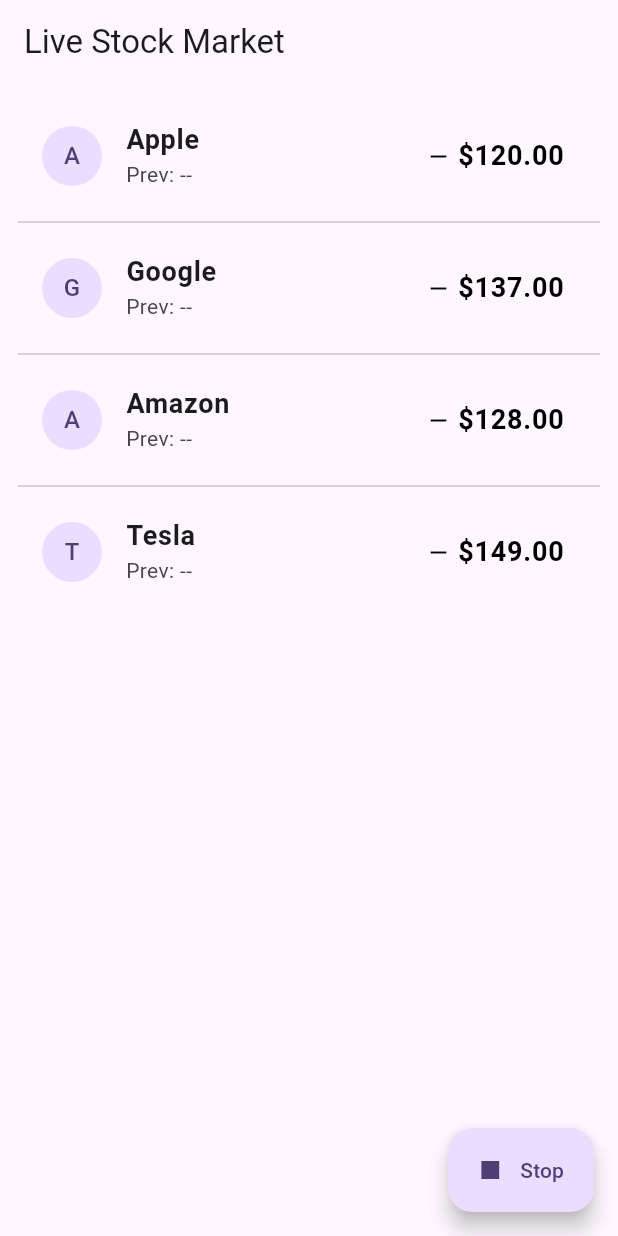
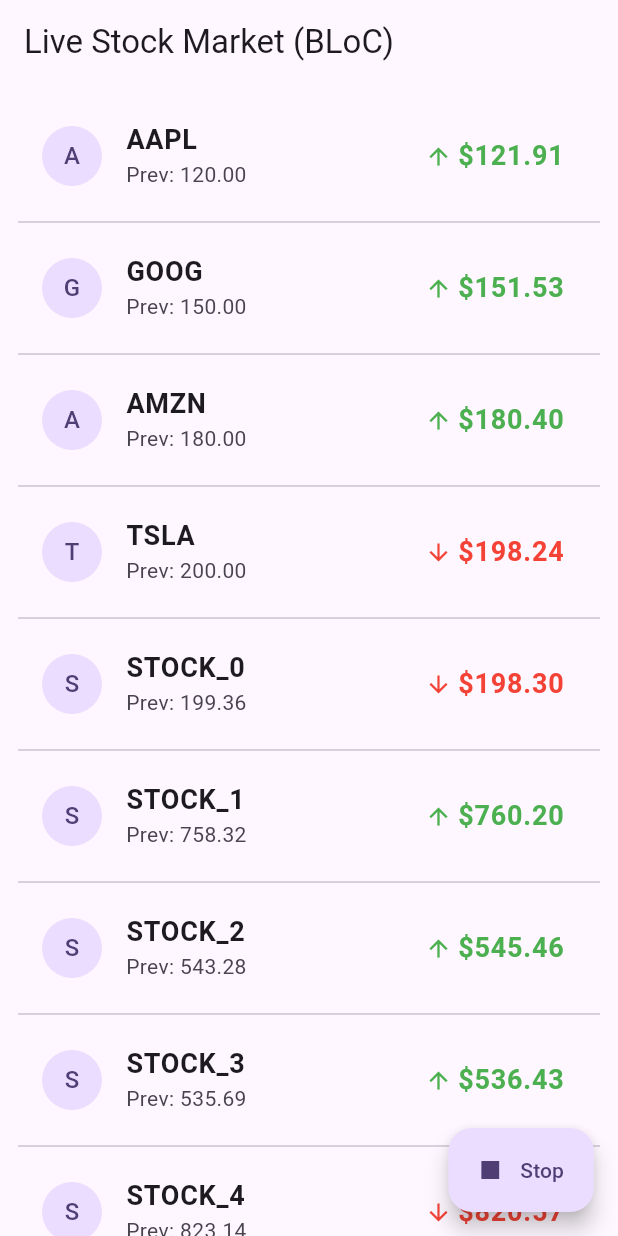
Before and after one commit to kunal-saigal-coditas/flutter_mobx_demo, a Flutter app: the screen it shows after launch, after a tap on "Start", on a phone screen of 412 x 824 dp. Run offline on Flutter 3.47's test engine with Material 3 defaults, Android fonts, the phone set to English and light mode, and no system bars; our stand-ins replace flutter_bloc, flutter_mobx, mobx; generated files the repository leaves out were written again.

Commit message:
added stock screen with bloc and stock screen with mobX

```diff
--- a/lib/main.dart
+++ b/lib/main.dart
@@ -1,6 +1,7 @@
 import 'package:flutter/material.dart';
 import 'package:flutter_mobx_demo/notes_page/notes_page.dart';
 import 'package:flutter_mobx_demo/stock_page/stock_page.dart';
+import 'package:flutter_mobx_demo/stock_page_with_bloc/stock_page_with_bloc.dart';
 import 'package:flutter_mobx_demo/stream_page/stream_page.dart';
 
 void main() {
@@ -17,7 +18,7 @@
       theme: ThemeData(
         colorScheme: ColorScheme.fromSeed(seedColor: Colors.deepPurple),
       ),
-      home: StockScreen(),
+      home: StockScreenWithBloc(),
     );
   }
 }
--- a/lib/stock_page/stock_page.dart
+++ b/lib/stock_page/stock_page.dart
@@ -1,5 +1,6 @@
 import 'package:flutter/material.dart';
 import 'package:flutter_mobx/flutter_mobx.dart';
+import 'package:flutter_mobx_demo/stock_page/stock_price_widget.dart';
 import 'package:flutter_mobx_demo/stock_page/stock_store/stock_store.dart';
 
 class StockScreen extends StatefulWidget {
@@ -18,20 +19,6 @@
     super.dispose();
   }
 
-  Color _getPriceColor(double? prev, double curr) {
-    if (prev == null) return Colors.black;
-    if (curr > prev) return Colors.green;
-    if (curr < prev) return Colors.red;
-    return Colors.black;
-  }
-
-  IconData _getTrendIcon(double? prev, double curr) {
-    if (prev == null) return Icons.remove;
-    if (curr > prev) return Icons.arrow_upward;
-    if (curr < prev) return Icons.arrow_downward;
-    return Icons.remove;
-  }
-
   @override
   Widget build(BuildContext context) {
     return Scaffold(
@@ -47,15 +34,6 @@
             // each stock row reacts individually
             return Observer(
               builder: (_) {
-                final priceColor = _getPriceColor(
-                  stock.previousPrice,
-                  stock.currentPrice,
-                );
-                final trendIcon = _getTrendIcon(
-                  stock.previousPrice,
-                  stock.currentPrice,
-                );
-
                 return ListTile(
                   leading: CircleAvatar(child: Text(stock.symbol[0])),
                   title: Text(
@@ -68,21 +46,7 @@
                   subtitle: Text(
                     "Prev: ${stock.previousPrice?.toStringAsFixed(2) ?? "--"}",
                   ),
-                  trailing: Row(
-                    mainAxisSize: MainAxisSize.min,
-                    children: [
-                      Icon(trendIcon, color: priceColor, size: 18),
-                      const SizedBox(width: 4),
-                      Text(
-                        "\$${stock.currentPrice.toStringAsFixed(2)}",
-                        style: TextStyle(
-                          fontSize: 18,
-                          fontWeight: FontWeight.bold,
-                          color: priceColor,
-                        ),
-                      ),
-                    ],
-                  ),
+                  trailing: StockPriceWidget(stock: stock),
                 );
               },
             );
@@ -98,6 +62,7 @@
               store.stopStreaming();
             } else {
               store.startStreaming();
+              store.addManyStocks();
             }
           },
         ),
--- /dev/null
+++ b/lib/stock_page/stock_price_widget.dart
@@ -0,0 +1,54 @@
+import 'package:flutter/material.dart';
+import 'package:flutter_mobx/flutter_mobx.dart';
+import 'package:flutter_mobx_demo/stock_page/stock_store/stock_store.dart';
+
+class StockPriceWidget extends StatelessWidget {
+  final Stock stock;
+  const StockPriceWidget({super.key, required this.stock});
+
+  Color _getPriceColor(double? prev, double curr) {
+    if (prev == null) return Colors.black;
+    if (curr > prev) return Colors.green;
+    if (curr < prev) return Colors.red;
+    return Colors.black;
+  }
+
+  IconData _getTrendIcon(double? prev, double curr) {
+    if (prev == null) return Icons.remove;
+    if (curr > prev) return Icons.arrow_upward;
+    if (curr < prev) return Icons.arrow_downward;
+    return Icons.remove;
+  }
+
+  @override
+  Widget build(BuildContext context) {
+    return Observer(
+      builder: (_) {
+        final priceColor = _getPriceColor(
+          stock.previousPrice,
+          stock.currentPrice,
+        );
+        final trendIcon = _getTrendIcon(
+          stock.previousPrice,
+          stock.currentPrice,
+        );
+
+        return Row(
+          mainAxisSize: MainAxisSize.min,
+          children: [
+            Icon(trendIcon, color: priceColor, size: 18),
+            const SizedBox(width: 4),
+            Text(
+              "\$${stock.currentPrice.toStringAsFixed(2)}",
+              style: TextStyle(
+                fontSize: 18,
+                fontWeight: FontWeight.bold,
+                color: priceColor,
+              ),
+            ),
+          ],
+        );
+      },
+    );
+  }
+}
--- a/lib/stock_page/stock_store/stock_store.dart
+++ b/lib/stock_page/stock_store/stock_store.dart
@@ -59,6 +59,13 @@
     _subscription = stream.listen((_) {});
   }
 
+  @action
+  void addManyStocks() {
+    for (var i = 0; i < 500; i++) {
+      stocks.add(Stock("STOCK_$i", 100 + _random.nextDouble() * 900));
+    }
+  }
+
   /// Stop updates
   @action
   void stopStreaming() {
--- /dev/null
+++ b/lib/stock_page_with_bloc/bloc/stock_page_bloc.dart
@@ -0,0 +1,79 @@
+import 'dart:async';
+import 'dart:math';
+
+import 'package:flutter_bloc/flutter_bloc.dart';
+import 'package:flutter_mobx_demo/stock_page_with_bloc/model/stock_model.dart';
+
+part 'stock_page_event.dart';
+part 'stock_page_state.dart';
+
+// BLOC
+class StockBloc extends Bloc<StockEvent, StockState> {
+  final Random _random = Random();
+  StreamSubscription? _subscription;
+
+  StockBloc()
+    : super(
+        StockState(
+          stocks: [
+            StockModel(symbol: "AAPL", currentPrice: 120),
+            StockModel(symbol: "GOOG", currentPrice: 150),
+            StockModel(symbol: "AMZN", currentPrice: 180),
+            StockModel(symbol: "TSLA", currentPrice: 200),
+          ],
+          isStreaming: false,
+        ),
+      ) {
+    on<StartStockStream>(_onStart);
+    on<StopStockStream>(_onStop);
+    on<UpdateStockPrices>(_onUpdate);
+    on<AddManyStocks>(_onAddManyStocks);
+  }
+
+  void _onStart(StartStockStream event, Emitter<StockState> emit) {
+    if (state.isStreaming) return;
+    emit(state.copyWith(isStreaming: true));
+
+    _subscription = Stream.periodic(const Duration(seconds: 1)).listen((_) {
+      add(UpdateStockPrices());
+    });
+  }
+
+  void _onStop(StopStockStream event, Emitter<StockState> emit) {
+    _subscription?.cancel();
+    _subscription = null;
+    emit(state.copyWith(isStreaming: false));
+  }
+
+  void _onUpdate(UpdateStockPrices event, Emitter<StockState> emit) {
+    final updatedStocks = state.stocks.map((stock) {
+      final change = (_random.nextDouble() * 6) - 3; // -3 to +3
+      final newPrice = double.parse(
+        (stock.currentPrice + change).toStringAsFixed(2),
+      );
+      return stock.copyWith(
+        previousPrice: stock.currentPrice,
+        currentPrice: newPrice,
+      );
+    }).toList();
+
+    emit(state.copyWith(stocks: updatedStocks));
+  }
+
+  void _onAddManyStocks(AddManyStocks event, Emitter<StockState> emit) {
+    final newStocks = List.generate(
+      500,
+      (i) => StockModel(
+        symbol: "STOCK_$i",
+        currentPrice: 100 + _random.nextDouble() * 900,
+      ),
+    );
+    emit(state.copyWith(stocks: [...state.stocks, ...newStocks]));
+  }
+
+  @override
+  Future<void> close() {
+    _subscription?.cancel();
+    return super.close();
+  }
+}
--- /dev/null
+++ b/lib/stock_page_with_bloc/bloc/stock_page_event.dart
@@ -0,0 +1,11 @@
+part of 'stock_page_bloc.dart';
+
+abstract class StockEvent {}
+
+class StartStockStream extends StockEvent {}
+
+class StopStockStream extends StockEvent {}
+
+class UpdateStockPrices extends StockEvent {}
+
+class AddManyStocks extends StockEvent {}
--- /dev/null
+++ b/lib/stock_page_with_bloc/bloc/stock_page_state.dart
@@ -0,0 +1,15 @@
+part of 'stock_page_bloc.dart';
+
+class StockState {
+  final List<StockModel> stocks;
+  final bool isStreaming;
+
+  StockState({required this.stocks, required this.isStreaming});
+
+  StockState copyWith({List<StockModel>? stocks, bool? isStreaming}) {
+    return StockState(
+      stocks: stocks ?? this.stocks,
+      isStreaming: isStreaming ?? this.isStreaming,
+    );
+  }
+}
--- /dev/null
+++ b/lib/stock_page_with_bloc/model/stock_model.dart
@@ -0,0 +1,19 @@
+class StockModel {
+  final String symbol;
+  final double currentPrice;
+  final double? previousPrice;
+
+  StockModel({
+    required this.symbol,
+    required this.currentPrice,
+    this.previousPrice,
+  });
+
+  StockModel copyWith({double? currentPrice, double? previousPrice}) {
+    return StockModel(
+      symbol: symbol,
+      currentPrice: currentPrice ?? this.currentPrice,
+      previousPrice: previousPrice ?? this.previousPrice,
+    );
+  }
+}
--- /dev/null
+++ b/lib/stock_page_with_bloc/stock_page_with_bloc.dart
@@ -0,0 +1,97 @@
+import 'package:flutter/material.dart';
+import 'package:flutter_bloc/flutter_bloc.dart';
+import 'package:flutter_mobx_demo/stock_page_with_bloc/bloc/stock_page_bloc.dart';
+
+class StockScreenWithBloc extends StatelessWidget {
+  const StockScreenWithBloc({super.key});
+
+  Color _getPriceColor(double? prev, double curr) {
+    if (prev == null) return Colors.black;
+    if (curr > prev) return Colors.green;
+    if (curr < prev) return Colors.red;
+    return Colors.black;
+  }
+
+  IconData _getTrendIcon(double? prev, double curr) {
+    if (prev == null) return Icons.remove;
+    if (curr > prev) return Icons.arrow_upward;
+    if (curr < prev) return Icons.arrow_downward;
+    return Icons.remove;
+  }
+
+  @override
+  Widget build(BuildContext context) {
+    return BlocProvider(
+      create: (_) => StockBloc(),
+      child: Scaffold(
+        appBar: AppBar(title: const Text("Live Stock Market (BLoC)")),
+        body: BlocBuilder<StockBloc, StockState>(
+          builder: (context, state) {
+            return ListView.separated(
+              padding: const EdgeInsets.all(12),
+              itemCount: state.stocks.length,
+              separatorBuilder: (_, __) => const Divider(),
+              itemBuilder: (context, index) {
+                final stock = state.stocks[index];
+                final priceColor = _getPriceColor(
+                  stock.previousPrice,
+                  stock.currentPrice,
+                );
+                final trendIcon = _getTrendIcon(
+                  stock.previousPrice,
+                  stock.currentPrice,
+                );
+
+                return ListTile(
+                  leading: CircleAvatar(child: Text(stock.symbol[0])),
+                  title: Text(
+                    stock.symbol,
+                    style: const TextStyle(
+                      fontSize: 18,
+                      fontWeight: FontWeight.bold,
+                    ),
+                  ),
+                  subtitle: Text(
+                    "Prev: ${stock.previousPrice?.toStringAsFixed(2) ?? "--"}",
+                  ),
+                  trailing: Row(
+                    mainAxisSize: MainAxisSize.min,
+                    children: [
+                      Icon(trendIcon, color: priceColor, size: 18),
+                      const SizedBox(width: 4),
+                      Text(
+                        "\$${stock.currentPrice.toStringAsFixed(2)}",
+                        style: TextStyle(
+                          fontSize: 18,
+                          fontWeight: FontWeight.bold,
+                          color: priceColor,
+                        ),
+                      ),
+                    ],
+                  ),
+                );
+              },
+            );
+          },
+        ),
+        floatingActionButton: BlocBuilder<StockBloc, StockState>(
+          builder: (context, state) {
+            return FloatingActionButton.extended(
+              icon: Icon(state.isStreaming ? Icons.stop : Icons.play_arrow),
+              label: Text(state.isStreaming ? "Stop" : "Start"),
+              onPressed: () {
+                final bloc = context.read<StockBloc>();
+                if (state.isStreaming) {
+                  bloc.add(StopStockStream());
+                } else {
+                  bloc.add(AddManyStocks());
+                  bloc.add(StartStockStream());
+                }
+              },
+            );
+          },
+        ),
+      ),
+    );
+  }
+}
--- a/pubspec.yaml
+++ b/pubspec.yaml
@@ -36,6 +36,7 @@
   cupertino_icons: ^1.0.8
   mobx: ^2.5.0
   flutter_mobx: ^2.3.0
+  flutter_bloc: ^9.1.1
 
 dev_dependencies:
   flutter_test:
```
Also changed, not shown: lib/stock_page/stock_store/stock_store.g.dart, pubspec.lock.
